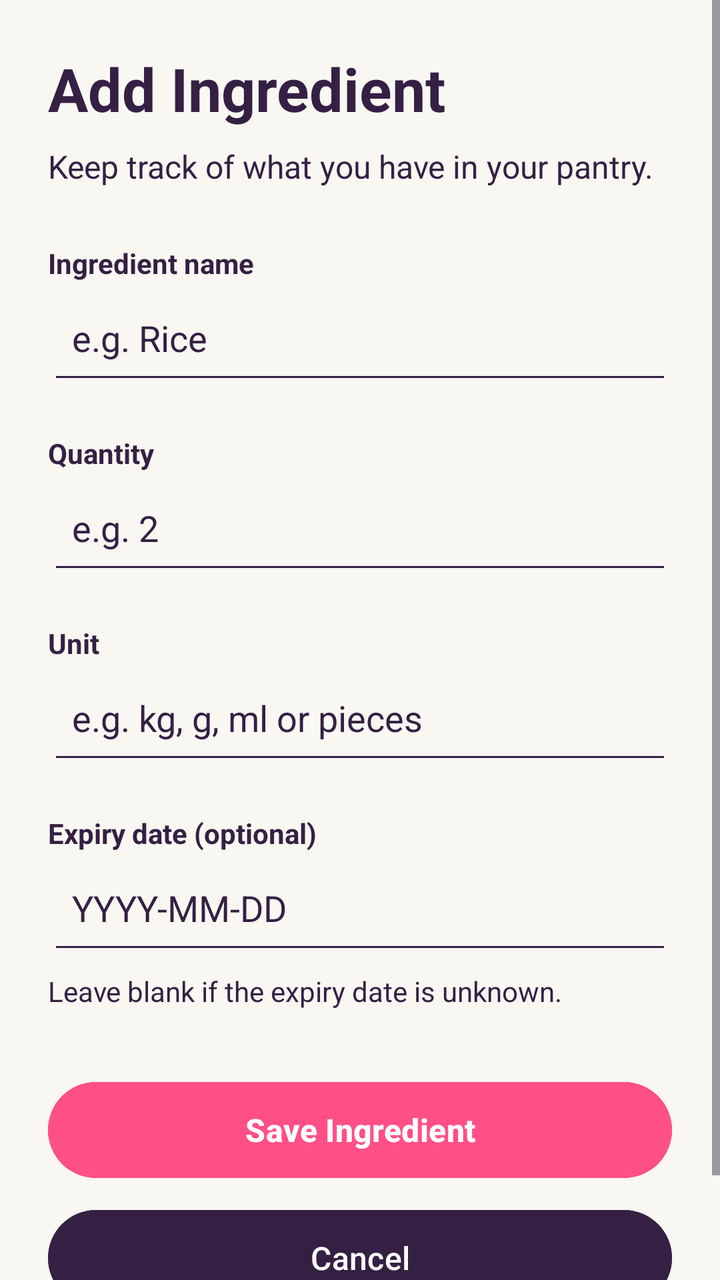
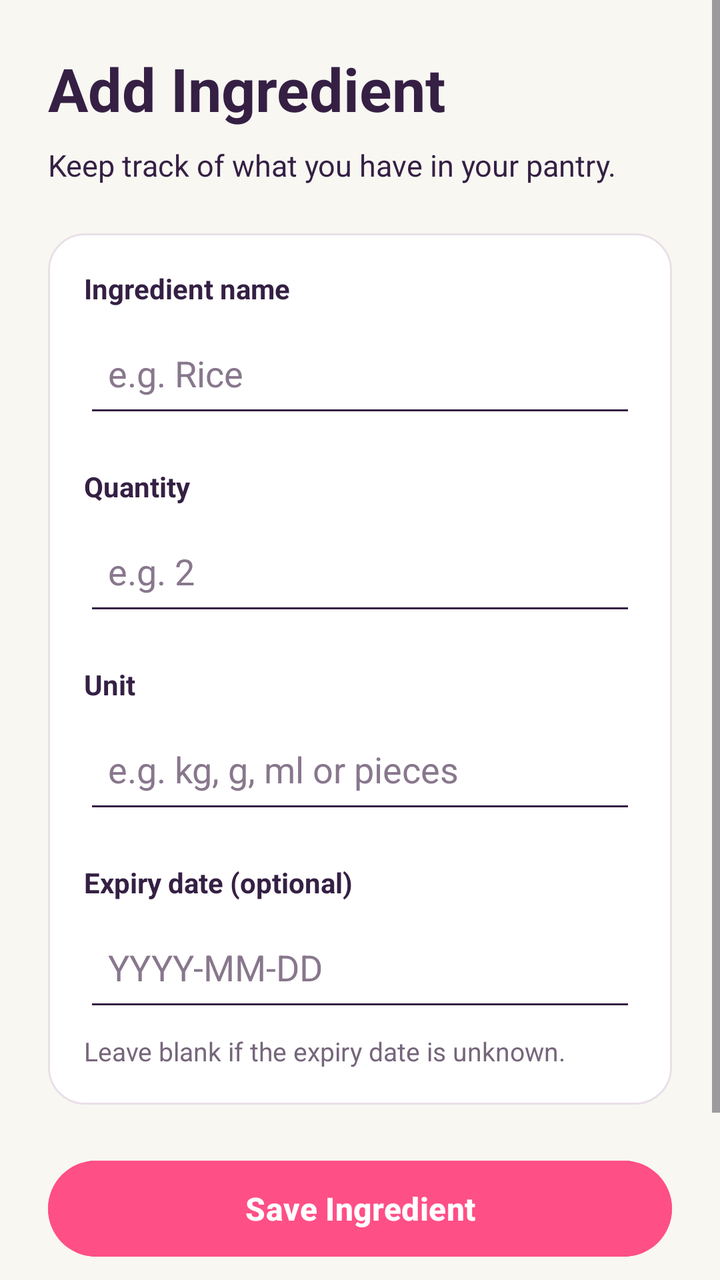

The first picture is an Android layout as it rendered before a commit; the second is the same layout after the commit. The layout source and the unified diff follow.
<!-- AndroidManifest.xml: application theme Theme.PantryIQ -->
<!-- res/layout/activity_add_ingredient.xml -->
<?xml version="1.0" encoding="utf-8"?>
<ScrollView
    xmlns:android="http://schemas.android.com/apk/res/android"
    android:layout_width="match_parent"
    android:layout_height="match_parent"
    android:background="@color/warm_cream"
    android:fillViewport="true"
    android:clipToPadding="false">

    <LinearLayout
        android:layout_width="match_parent"
        android:layout_height="wrap_content"
        android:orientation="vertical"
        android:padding="24dp">

        <TextView
            android:layout_width="match_parent"
            android:layout_height="wrap_content"
            android:text="@string/add_ingredient_title"
            android:textColor="@color/electric_plum"
            android:textSize="30sp"
            android:textStyle="bold"
            android:accessibilityHeading="true" />

        <TextView
            android:layout_width="match_parent"
            android:layout_height="wrap_content"
            android:layout_marginTop="8dp"
            android:text="@string/add_ingredient_description"
            android:textColor="@color/electric_plum"
            android:textSize="16sp" />

        <TextView
            android:layout_width="match_parent"
            android:layout_height="wrap_content"
            android:layout_marginTop="28dp"
            android:labelFor="@id/etIngredientName"
            android:text="@string/ingredient_name_label"
            android:textColor="@color/electric_plum"
            android:textStyle="bold" />

        <EditText
            android:id="@+id/etIngredientName"
            android:layout_width="match_parent"
            android:layout_height="wrap_content"
            android:hint="@string/ingredient_name_hint"
            android:inputType="textCapWords"
            android:minHeight="56dp"
            android:padding="12dp"
            android:singleLine="true"
            android:autofillHints="off"
            android:textColor="@color/electric_plum"
            android:textColorHint="@color/electric_plum"
            android:backgroundTint="@color/electric_plum" />

        <TextView
            android:layout_width="match_parent"
            android:layout_height="wrap_content"
            android:layout_marginTop="20dp"
            android:labelFor="@id/etQuantity"
            android:text="@string/ingredient_quantity_label"
            android:textColor="@color/electric_plum"
            android:textStyle="bold" />

        <EditText
            android:id="@+id/etQuantity"
            android:layout_width="match_parent"
            android:layout_height="wrap_content"
            android:hint="@string/ingredient_quantity_hint"
            android:inputType="numberDecimal"
            android:minHeight="56dp"
            android:padding="12dp"
            android:singleLine="true"
            android:textColor="@color/electric_plum"
            android:textColorHint="@color/electric_plum"
            android:backgroundTint="@color/electric_plum" />

        <TextView
            android:layout_width="match_parent"
            android:layout_height="wrap_content"
            android:layout_marginTop="20dp"
            android:labelFor="@id/etUnit"
            android:text="@string/ingredient_unit_label"
            android:textColor="@color/electric_plum"
            android:textStyle="bold" />

        <EditText
            android:id="@+id/etUnit"
            android:layout_width="match_parent"
            android:layout_height="wrap_content"
            android:hint="@string/ingredient_unit_hint"
            android:inputType="textCapWords"
            android:minHeight="56dp"
            android:padding="12dp"
            android:singleLine="true"
            android:textColor="@color/electric_plum"
            android:textColorHint="@color/electric_plum"
            android:backgroundTint="@color/electric_plum" />

        <TextView
            android:layout_width="match_parent"
            android:layout_height="wrap_content"
            android:layout_marginTop="20dp"
            android:labelFor="@id/etExpiryDate"
            android:text="@string/ingredient_expiry_label"
            android:textColor="@color/electric_plum"
            android:textStyle="bold" />

        <EditText
            android:id="@+id/etExpiryDate"
            android:layout_width="match_parent"
            android:layout_height="wrap_content"
            android:hint="@string/ingredient_expiry_hint"
            android:inputType="date"
            android:minHeight="56dp"
            android:padding="12dp"
            android:singleLine="true"
            android:textColor="@color/electric_plum"
            android:textColorHint="@color/electric_plum"
            android:backgroundTint="@color/electric_plum" />

        <TextView
            android:layout_width="match_parent"
            android:layout_height="wrap_content"
            android:layout_marginTop="4dp"
            android:text="@string/ingredient_expiry_help"
            android:textColor="@color/electric_plum"
            android:textSize="14sp" />

        <Button
            android:id="@+id/btnSaveIngredient"
            android:layout_width="match_parent"
            android:layout_height="56dp"
            android:layout_marginTop="32dp"
            android:backgroundTint="@color/vivid_pink"
            android:text="@string/save_ingredient"
            android:textColor="@color/clean_white"
            android:textSize="16sp"
            android:textStyle="bold" />

        <Button
            android:id="@+id/btnCancel"
            android:layout_width="match_parent"
            android:layout_height="56dp"
            android:layout_marginTop="8dp"
            android:layout_marginBottom="16dp"
            android:backgroundTint="@color/electric_plum"
            android:text="@string/cancel"
            android:textColor="@color/clean_white"
            android:textSize="16sp" />

    </LinearLayout>

</ScrollView>
<!-- resources referenced by this layout -->
<resources>
  <color name="clean_white">#FFFFFF</color>
  <color name="electric_plum">#352044</color>
  <color name="vivid_pink">#FF4F87</color>
  <color name="warm_cream">#F8F7F2</color>
  <string name="add_ingredient_description">Keep track of what you have in your pantry.</string>
  <string name="add_ingredient_title">Add Ingredient</string>
  <string name="cancel">Cancel</string>
  <string name="ingredient_expiry_help">Leave blank if the expiry date is unknown.</string>
  <string name="ingredient_expiry_hint">YYYY-MM-DD</string>
  <string name="ingredient_expiry_label">Expiry date (optional)</string>
  <string name="ingredient_name_hint">e.g. Rice</string>
  <string name="ingredient_name_label">Ingredient name</string>
  <string name="ingredient_quantity_hint">e.g. 2</string>
  <string name="ingredient_quantity_label">Quantity</string>
  <string name="ingredient_unit_hint">e.g. kg, g, ml or pieces</string>
  <string name="ingredient_unit_label">Unit</string>
  <string name="save_ingredient">Save Ingredient</string>
  <style name="Theme.PantryIQ" parent="Base.Theme.PantryIQ" />
  <style name="Base.Theme.PantryIQ" parent="Theme.Material3.DayNight.NoActionBar">
  
          <item name="colorPrimary">@color/electric_plum</item>
          <item name="colorOnPrimary">@color/clean_white</item>
  
          <item name="colorSecondary">@color/vivid_pink</item>
          <item name="colorOnSecondary">@color/electric_plum</item>
  
          <item name="colorTertiary">@color/lime_pop</item>
          <item name="colorOnTertiary">@color/electric_plum</item>
  
          <item name="android:colorBackground">@color/warm_cream</item>
          <item name="colorSurface">@color/clean_white</item>
          <item name="colorOnSurface">@color/electric_plum</item>
  
          <item name="android:statusBarColor">@color/warm_cream</item>
          <item name="android:navigationBarColor">@color/warm_cream</item>
          <item name="android:windowLightStatusBar">true</item>
  
  
      </style>
  <color name="lime_pop">#B8F36B</color>
</resources>

<!-- the commit's change to res/layout/activity_add_ingredient.xml (unified diff, before → after) -->
@@ -5,7 +5,8 @@
     android:layout_height="match_parent"
     android:background="@color/warm_cream"
     android:fillViewport="true"
-    android:clipToPadding="false">
+    android:clipToPadding="false"
+    android:scrollbars="vertical">
 
     <LinearLayout
         android:layout_width="match_parent"
@@ -13,6 +14,7 @@
         android:orientation="vertical"
         android:padding="24dp">
 
+        
         <TextView
             android:layout_width="match_parent"
             android:layout_height="wrap_content"
@@ -28,126 +30,154 @@
             android:layout_marginTop="8dp"
             android:text="@string/add_ingredient_description"
             android:textColor="@color/electric_plum"
-            android:textSize="16sp" />
+            android:textSize="15sp"
+            android:lineSpacingExtra="3dp" />
 
-        <TextView
+        
+        <LinearLayout
             android:layout_width="match_parent"
             android:layout_height="wrap_content"
-            android:layout_marginTop="28dp"
-            android:labelFor="@id/etIngredientName"
-            android:text="@string/ingredient_name_label"
-            android:textColor="@color/electric_plum"
-            android:textStyle="bold" />
+            android:layout_marginTop="24dp"
+            android:orientation="vertical"
+            android:padding="18dp"
+            android:background="@drawable/bg_ingredient_card">
 
-        <EditText
-            android:id="@+id/etIngredientName"
-            android:layout_width="match_parent"
-            android:layout_height="wrap_content"
-            android:hint="@string/ingredient_name_hint"
-            android:inputType="textCapWords"
-            android:minHeight="56dp"
-            android:padding="12dp"
-            android:singleLine="true"
-            android:autofillHints="off"
-            android:textColor="@color/electric_plum"
-            android:textColorHint="@color/electric_plum"
-            android:backgroundTint="@color/electric_plum" />
+            
+            <TextView
+                android:layout_width="match_parent"
+                android:layout_height="wrap_content"
+                android:labelFor="@id/etIngredientName"
+                android:text="@string/ingredient_name_label"
+                android:textColor="@color/electric_plum"
+                android:textStyle="bold"
+                android:textSize="14sp" />
 
-        <TextView
-            android:layout_width="match_parent"
-            android:layout_height="wrap_content"
-            android:layout_marginTop="20dp"
-            android:labelFor="@id/etQuantity"
-            android:text="@string/ingredient_quantity_label"
-            android:textColor="@color/electric_plum"
-            android:textStyle="bold" />
+            <EditText
+                android:id="@+id/etIngredientName"
+                android:layout_width="match_parent"
+                android:layout_height="wrap_content"
+                android:layout_marginTop="6dp"
+                android:hint="@string/ingredient_name_hint"
+                android:inputType="textCapWords"
+                android:minHeight="54dp"
+                android:padding="12dp"
+                android:singleLine="true"
+                android:autofillHints="off"
+                android:textColor="@color/electric_plum"
+                android:textColorHint="#88778D"
+                android:backgroundTint="@color/electric_plum" />
 
-        <EditText
-            android:id="@+id/etQuantity"
-            android:layout_width="match_parent"
-            android:layout_height="wrap_content"
-            android:hint="@string/ingredient_quantity_hint"
-            android:inputType="numberDecimal"
-            android:minHeight="56dp"
-            android:padding="12dp"
-            android:singleLine="true"
-            android:textColor="@color/electric_plum"
-            android:textColorHint="@color/electric_plum"
-            android:backgroundTint="@color/electric_plum" />
+            
+            <TextView
+                android:layout_width="match_parent"
+                android:layout_height="wrap_content"
+                android:layout_marginTop="20dp"
+                android:labelFor="@id/etQuantity"
+                android:text="@string/ingredient_quantity_label"
+                android:textColor="@color/electric_plum"
+                android:textStyle="bold"
+                android:textSize="14sp" />
 
-        <TextView
-            android:layout_width="match_parent"
-            android:layout_height="wrap_content"
-            android:layout_marginTop="20dp"
-            android:labelFor="@id/etUnit"
-            android:text="@string/ingredient_unit_label"
-            android:textColor="@color/electric_plum"
-            android:textStyle="bold" />
+            <EditText
+                android:id="@+id/etQuantity"
+                android:layout_width="match_parent"
+                android:layout_height="wrap_content"
+                android:layout_marginTop="6dp"
+                android:hint="@string/ingredient_quantity_hint"
+                android:inputType="numberDecimal"
+                android:minHeight="54dp"
+                android:padding="12dp"
+                android:singleLine="true"
+                android:textColor="@color/electric_plum"
+                android:textColorHint="#88778D"
+                android:backgroundTint="@color/electric_plum" />
 
-        <EditText
-            android:id="@+id/etUnit"
-            android:layout_width="match_parent"
-            android:layout_height="wrap_content"
-            android:hint="@string/ingredient_unit_hint"
-            android:inputType="textCapWords"
-            android:minHeight="56dp"
-            android:padding="12dp"
-            android:singleLine="true"
-            android:textColor="@color/electric_plum"
-            android:textColorHint="@color/electric_plum"
-            android:backgroundTint="@color/electric_plum" />
+            
+            <TextView
+                android:layout_width="match_parent"
+                android:layout_height="wrap_content"
+                android:layout_marginTop="20dp"
+                android:labelFor="@id/etUnit"
+                android:text="@string/ingredient_unit_label"
+                android:textColor="@color/electric_plum"
+                android:textStyle="bold"
+                android:textSize="14sp" />
 
-        <TextView
-            android:layout_width="match_parent"
-            android:layout_height="wrap_content"
-            android:layout_marginTop="20dp"
-            android:labelFor="@id/etExpiryDate"
-            android:text="@string/ingredient_expiry_label"
-            android:textColor="@color/electric_plum"
-            android:textStyle="bold" />
+            <EditText
+                android:id="@+id/etUnit"
+                android:layout_width="match_parent"
+                android:layout_height="wrap_content"
+                android:layout_marginTop="6dp"
+                android:hint="@string/ingredient_unit_hint"
+                android:inputType="textCapWords"
+                android:minHeight="54dp"
+                android:padding="12dp"
+                android:singleLine="true"
+                android:textColor="@color/electric_plum"
+                android:textColorHint="#88778D"
+                android:backgroundTint="@color/electric_plum" />
 
-        <EditText
-            android:id="@+id/etExpiryDate"
-            android:layout_width="match_parent"
-            android:layout_height="wrap_content"
-            android:hint="@string/ingredient_expiry_hint"
-            android:inputType="date"
-            android:minHeight="56dp"
-            android:padding="12dp"
-            android:singleLine="true"
-            android:textColor="@color/electric_plum"
-            android:textColorHint="@color/electric_plum"
-            android:backgroundTint="@color/electric_plum" />
+            
+            <TextView
+                android:layout_width="match_parent"
+                android:layout_height="wrap_content"
+                android:layout_marginTop="20dp"
+                android:labelFor="@id/etExpiryDate"
+                android:text="@string/ingredient_expiry_label"
+                android:textColor="@color/electric_plum"
+                android:textStyle="bold"
+                android:textSize="14sp" />
 
-        <TextView
-            android:layout_width="match_parent"
-            android:layout_height="wrap_content"
-            android:layout_marginTop="4dp"
-            android:text="@string/ingredient_expiry_help"
-            android:textColor="@color/electric_plum"
-            android:textSize="14sp" />
+            <EditText
+                android:id="@+id/etExpiryDate"
+                android:layout_width="match_parent"
+                android:layout_height="wrap_content"
+                android:layout_marginTop="6dp"
+                android:hint="@string/ingredient_expiry_hint"
+                android:inputType="date"
+                android:minHeight="54dp"
+                android:padding="12dp"
+                android:singleLine="true"
+                android:textColor="@color/electric_plum"
+                android:textColorHint="#88778D"
+                android:backgroundTint="@color/electric_plum" />
 
+            <TextView
+                android:layout_width="match_parent"
+                android:layout_height="wrap_content"
+                android:layout_marginTop="6dp"
+                android:text="@string/ingredient_expiry_help"
+                android:textColor="#76667B"
+                android:textSize="13sp"
+                android:lineSpacingExtra="2dp" />
+
+        </LinearLayout>
+
+        
         <Button
             android:id="@+id/btnSaveIngredient"
             android:layout_width="match_parent"
             android:layout_height="56dp"
-            android:layout_marginTop="32dp"
+            android:layout_marginTop="24dp"
             android:backgroundTint="@color/vivid_pink"
             android:text="@string/save_ingredient"
             android:textColor="@color/clean_white"
+            android:textAllCaps="false"
             android:textSize="16sp"
             android:textStyle="bold" />
 
+        
         <Button
             android:id="@+id/btnCancel"
             android:layout_width="match_parent"
-            android:layout_height="56dp"
+            android:layout_height="52dp"
             android:layout_marginTop="8dp"
-            android:layout_marginBottom="16dp"
+            android:layout_marginBottom="20dp"
             android:backgroundTint="@color/electric_plum"
             android:text="@string/cancel"
             android:textColor="@color/clean_white"
-            android:textSize="16sp" />
+            android:textAllCaps="false"
+            android:textSize="15sp" />
 
     </LinearLayout>
 
<!-- resource entries referenced after the edit -->
@@ -4,6 +4,26 @@
   <color name="electric_plum">#352044</color>
   <color name="vivid_pink">#FF4F87</color>
   <color name="warm_cream">#F8F7F2</color>
+  <!-- drawable bg_ingredient_card (drawable) -->
+  <?xml version="1.0" encoding="utf-8"?>
+  <shape xmlns:android="http://schemas.android.com/apk/res/android"
+      android:shape="rectangle">
+  
+      <solid android:color="@color/clean_white" />
+  
+      <corners android:radius="18dp" />
+  
+      <stroke
+          android:width="1dp"
+          android:color="#E9E0E8" />
+  
+      <padding
+          android:left="2dp"
+          android:top="2dp"
+          android:right="2dp"
+          android:bottom="2dp" />
+  
+  </shape>
   <string name="add_ingredient_description">Keep track of what you have in your pantry.</string>
   <string name="add_ingredient_title">Add Ingredient</string>
   <string name="cancel">Cancel</string>
